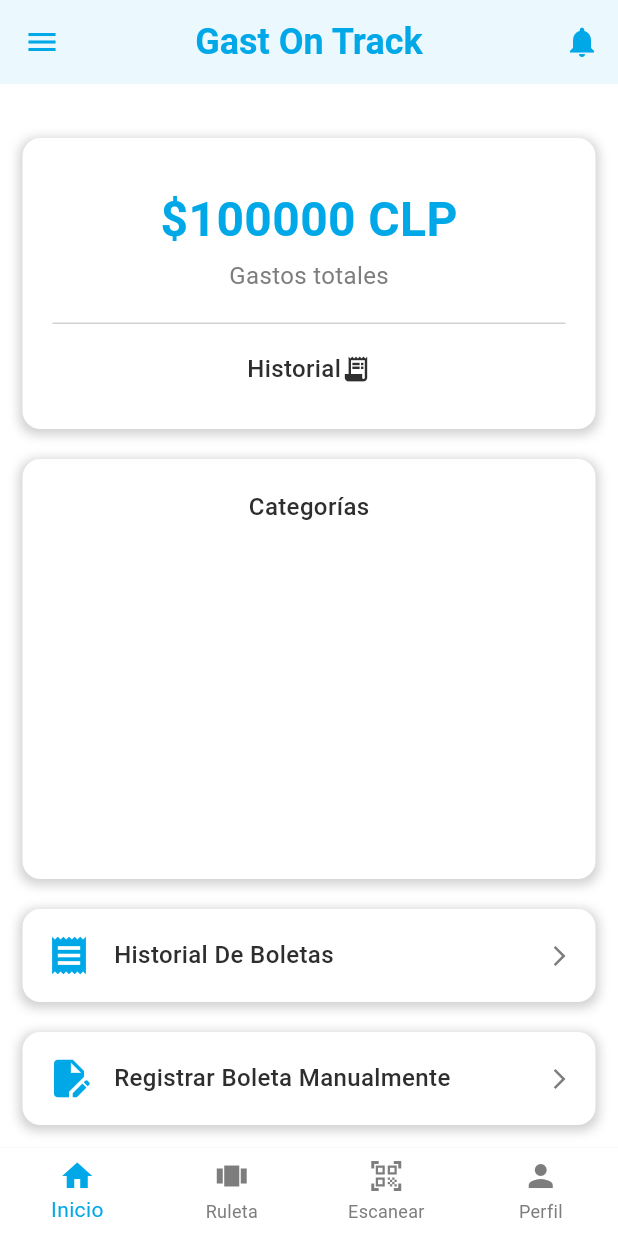
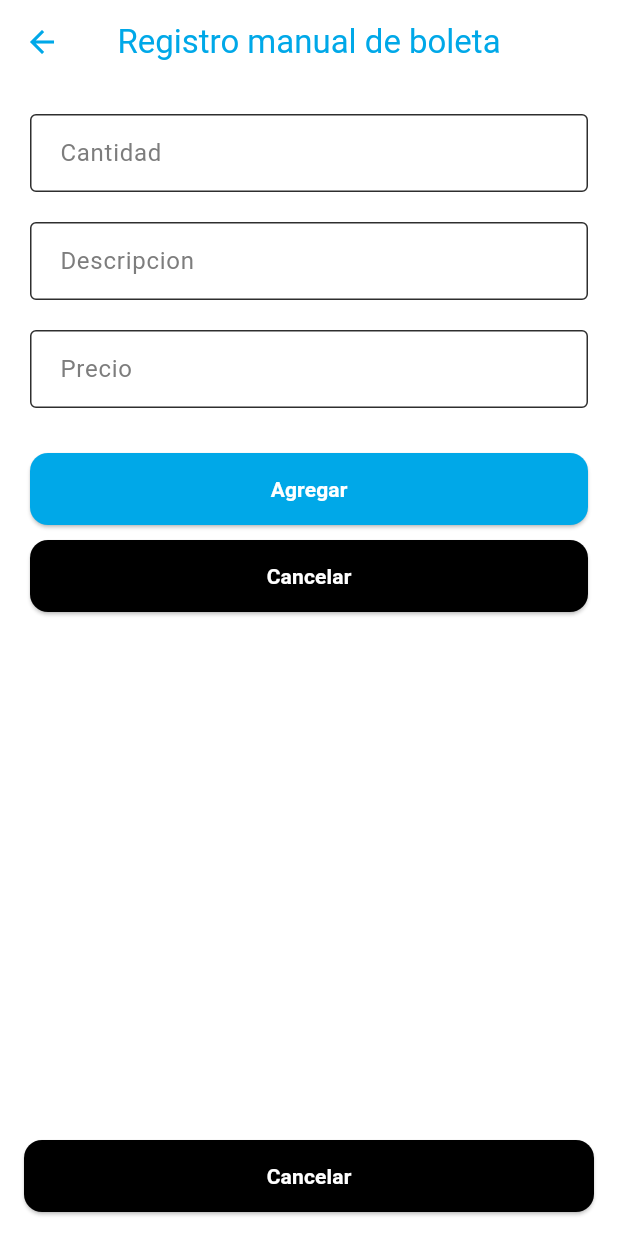
Before and after one commit to Kururo201846/GastOnTrack, a Flutter app: the screen it shows once a user with an empty profile is signed in, scrolled down 80 dp, after a tap on "Registrar Boleta Manualmente", on a phone screen of 412 x 824 dp. Run offline on Flutter 3.47's test engine with Material 3 defaults, Android fonts, the phone set to English and light mode, and no system bars; our stand-ins replace cloud_firestore, firebase_auth, firebase_core, shared_preferences; accounts and stored records are empty.

Commit message:
Ingreso manual de boletas

```diff
--- a/lib/screens/home/home_screen.dart
+++ b/lib/screens/home/home_screen.dart
@@ -6,6 +6,8 @@ import 'package:gast_on_track/themes/app_theme.dart';
 import 'package:gast_on_track/screens/profile/profile_screen.dart';
 import 'package:gast_on_track/cards/home_cards.dart';
 import 'package:gast_on_track/screens/scanner/scanner_screen.dart';
+import 'package:gast_on_track/screens/manual/manual_invoice_screen.dart';
+
 
 class HomeScreen extends StatefulWidget {
   const HomeScreen({super.key});
@@ -226,7 +228,12 @@ class _HomeContentState extends State<HomeContent> {
           ActionCard(
             icon: Icons.edit_document,
             title: 'Registrar Boleta Manualmente',
-            onPressed: () {},
+            onPressed: () {
+              Navigator.push(
+                context,
+                MaterialPageRoute(builder: (context) => const ManualInvoiceScreen()),
+              );
+            },
           ),
         ],
       ),
--- /dev/null
+++ b/lib/screens/manual/manual_invoice_screen.dart
@@ -0,0 +1,90 @@
+import 'package:flutter/material.dart';
+import 'package:gast_on_track/themes/app_theme.dart';
+
+class ManualInvoiceScreen extends StatelessWidget {
+  const ManualInvoiceScreen({super.key});
+
+  @override
+  Widget build(BuildContext context) {
+    return Scaffold(
+      backgroundColor: AppTheme.cream,
+      appBar: AppBar(
+        backgroundColor: AppTheme.white,
+        iconTheme: IconThemeData(color: AppTheme.primaryBlue),
+        title: Text(
+          'Registro manual de boleta',
+          style: TextStyle(color: AppTheme.primaryBlue),
+        ),
+      ),
+      body: const _FormTab(),
+      bottomNavigationBar: Padding(
+        padding: const EdgeInsets.all(16.0),
+        child: ElevatedButton(
+          style: ElevatedButton.styleFrom(
+            backgroundColor: Colors.black,
+            padding: const EdgeInsets.symmetric(vertical: 14),
+          ),
+          onPressed: () => Navigator.pop(context),
+          child: const Text('Cancelar', style: TextStyle(color: Colors.white)),
+        ),
+      ),
+    );
+  }
+}
+
+class _FormTab extends StatelessWidget {
+  const _FormTab();
+
+  @override
+  Widget build(BuildContext context) {
+    return Padding(
+      padding: const EdgeInsets.all(20.0),
+      child: Column(
+        crossAxisAlignment: CrossAxisAlignment.stretch,
+        children: [
+          const TextField(
+            decoration: InputDecoration(
+              labelText: 'Cantidad',
+              border: OutlineInputBorder(),
+            ),
+          ),
+          const SizedBox(height: 20),
+          const TextField(
+            decoration: InputDecoration(
+              labelText: 'Descripcion',
+              border: OutlineInputBorder(),
+            ),
+          ),
+          const SizedBox(height: 20),
+          const TextField(
+            decoration: InputDecoration(
+              labelText: 'Precio',
+              border: OutlineInputBorder(),
+            ),
+          ),
+          const SizedBox(height: 30),
+          ElevatedButton(
+            style: ElevatedButton.styleFrom(
+              backgroundColor: AppTheme.primaryBlue,
+              padding: const EdgeInsets.symmetric(vertical: 14),
+            ),
+            onPressed: () {},
+            child: const Text('Agregar', style: TextStyle(color: Colors.white)),
+          ),
+          const SizedBox(height: 10),
+          ElevatedButton(
+            style: ElevatedButton.styleFrom(
+              backgroundColor: Colors.black,
+              padding: const EdgeInsets.symmetric(vertical: 14),
+            ),
+            onPressed: () => Navigator.pop(context),
+            child: const Text(
+              'Cancelar',
+              style: TextStyle(color: Colors.white),
+            ),
+          ),
+        ],
+      ),
+    );
+  }
+}
```
